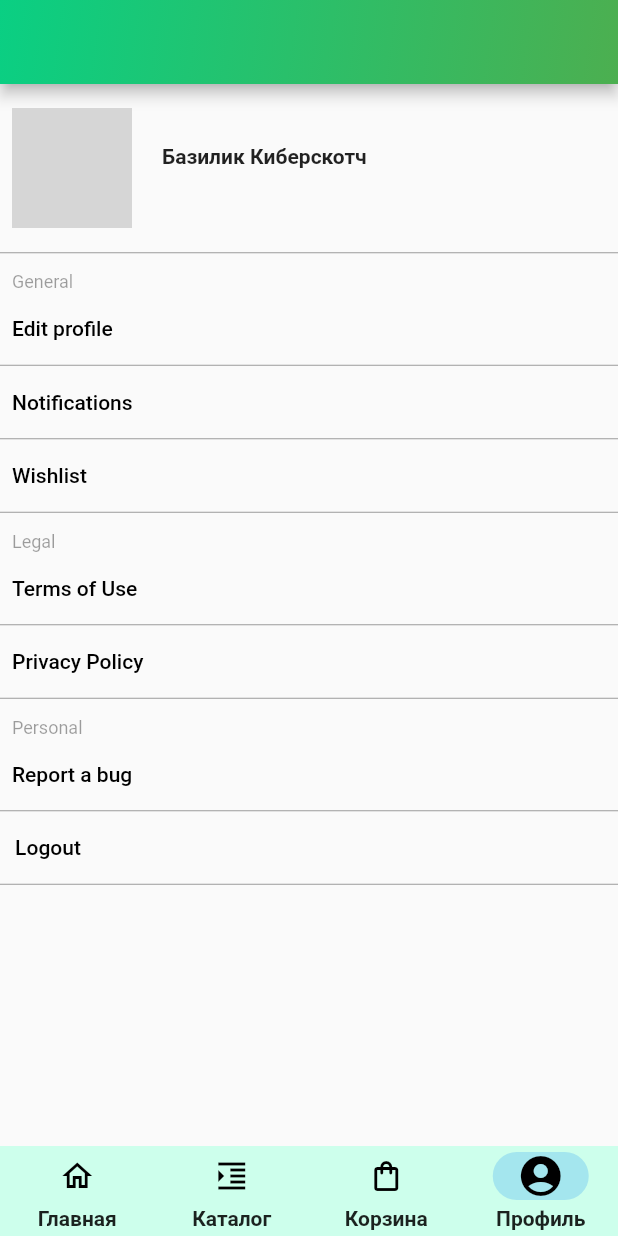
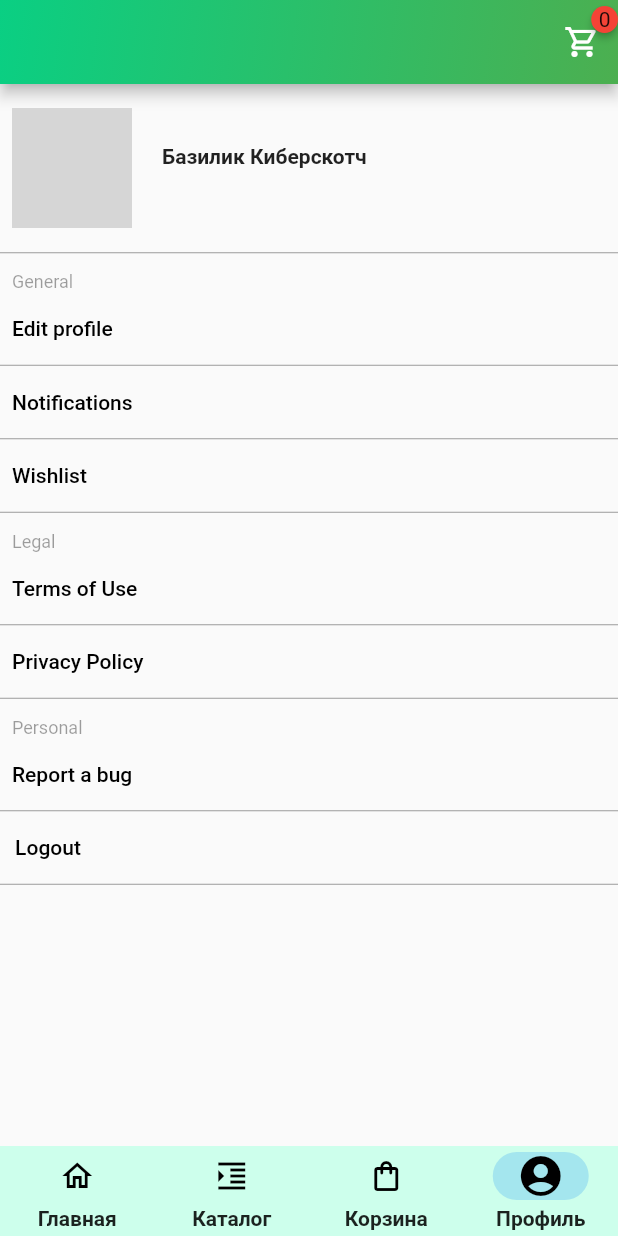
Before and after one commit to VladKodletov/ecom_705_original_gifts, a Flutter app: the screen it shows once a user with an empty profile is signed in, item 4 of the bottom bar chosen, on a phone screen of 412 x 824 dp. Run offline on Flutter 3.47's test engine with Material 2 defaults, Android fonts, the phone set to English and light mode, and no system bars; drawn by our look-alikes of badges; our stand-ins replace cloud_firestore, firebase_auth, firebase_core, flutter_rating_stars, tab_indicator_styler; accounts and stored records are empty; network calls fail; grey boxes are pictures that could not be loaded.

Commit message:
add iconbutton on AppBar and routing to all screen

```diff
--- a/lib/screens/profile_screen.dart
+++ b/lib/screens/profile_screen.dart
@@ -1,5 +1,9 @@
+import 'package:badges/badges.dart';
+import 'package:cloud_firestore/cloud_firestore.dart';
 import 'package:firebase_auth/firebase_auth.dart';
 import 'package:flutter/material.dart';
+
+import 'shopping_cart_screen.dart';
 
 class ProfileScreen extends StatelessWidget {
   final email = FirebaseAuth.instance.currentUser!.email.toString();
@@ -14,6 +18,29 @@ class ProfileScreen extends StatelessWidget {
   Widget build(BuildContext context) {
     return Scaffold(
       appBar: AppBar(
+  actions: [
+          StreamBuilder(
+              stream: FirebaseFirestore.instance
+                  .collection('users_cart')
+                  .doc(FirebaseAuth.instance.currentUser!.email)
+                  .collection('productsCart')
+                  .snapshots(),
+              builder: (context, AsyncSnapshot<QuerySnapshot> snapshot) {
+                return Badge(
+                  position: BadgePosition.bottomEnd(bottom: 30, end: 0),
+                  badgeContent: Text((snapshot.data?.size ?? 0).toString()),
+                  child: IconButton(
+                    icon: const Icon(Icons.shopping_cart_outlined),
+                    onPressed: () {
+                      Navigator.push(
+                        context,
+                        MaterialPageRoute(builder: (context) => ShoppingCart()),
+                      );
+                    },
+                  ),
+                );
+              })
+        ],
         flexibleSpace: Container(
           decoration: const BoxDecoration(
             gradient: LinearGradient(
--- a/pubspec.yaml
+++ b/pubspec.yaml
@@ -40,6 +40,7 @@ dependencies:
   firebase_auth: ^3.11.2
   cloud_firestore: ^3.5.1
   email_validator: '^2.1.16'
+  badges: ^2.0.3
 
 dev_dependencies:
   flutter_test:
```
Also changed, not shown: lib/screens/catalog_screen.dart (+28 -0 lines), lib/screens/main_screen.dart (+28 -5 lines), lib/screens/product_screen.dart (+24 -5 lines), lib/screens/shopping_cart_screen.dart (+48 -10 lines), pubspec.lock.
